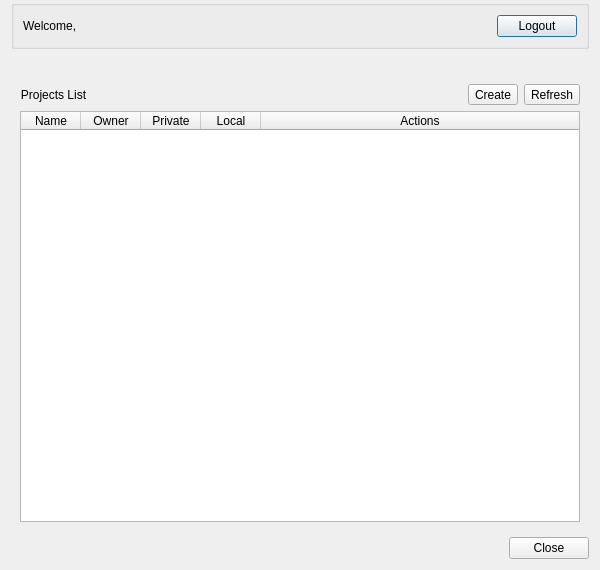
First picture: the form in qfieldsync/ui/cloud_projects_dialog.ui, repository opengisch/qfieldsync, before the edit.
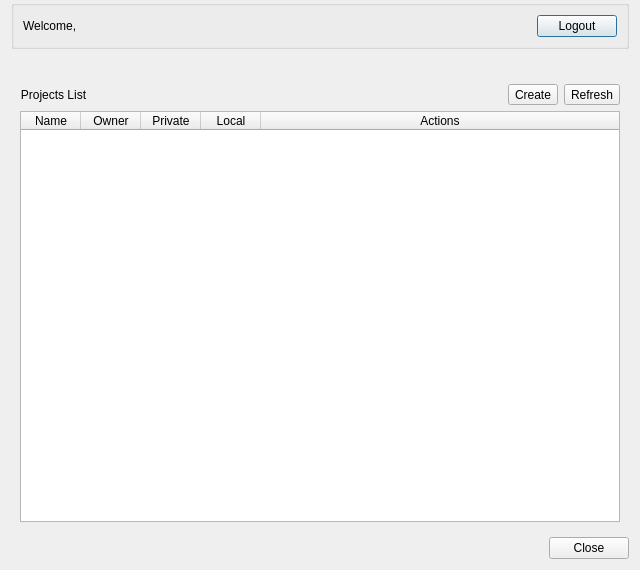
Second picture: the form after the edit. Icons and pictures are not drawn.

```diff
--- a/qfieldsync/ui/cloud_projects_dialog.ui
+++ b/qfieldsync/ui/cloud_projects_dialog.ui
@@ -6,7 +6,7 @@
    <rect>
     <x>0</x>
     <y>0</y>
-    <width>600</width>
+    <width>640</width>
     <height>570</height>
    </rect>
   </property>
```
